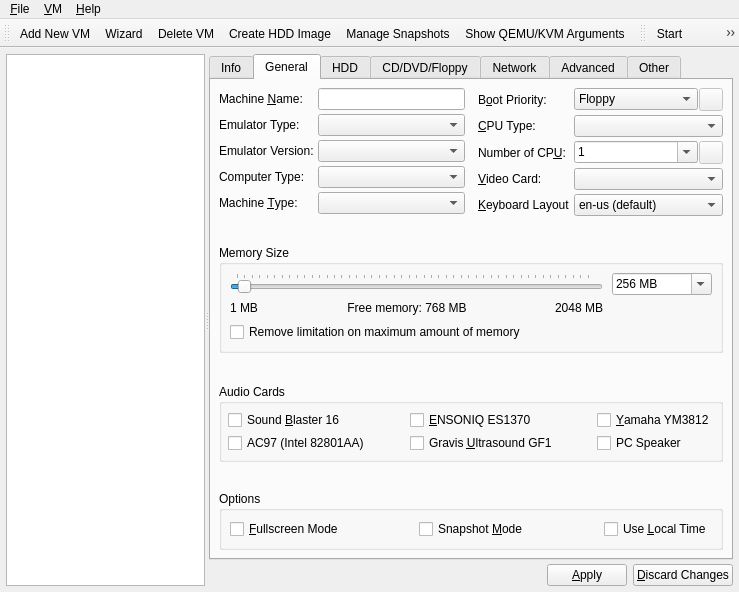
First picture: the form in Main_Window.ui, repository tobimensch/aqemu, before the edit.
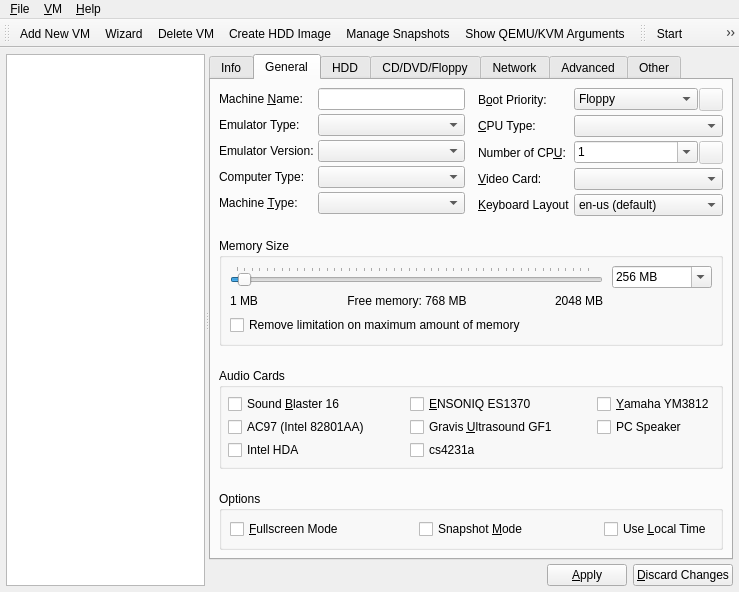
Second picture: the form after the edit. The open tabs and pages were chosen to show the change. Icons and pictures are not drawn.

Commit message: Applied patches found at https://retracile.net/blog/2014/12/29/19.00 for Intel HD Audio sound card support and CS4231A soiund card support. Thanks to all who've been involved in making those patches. Thanks Eli Carter!

```diff
--- a/Main_Window.ui
+++ b/Main_Window.ui
@@ -1170,6 +1170,36 @@
                  </property>
                 </widget>
                </item>
+               <item row="2" column="0">
+                <widget class="QCheckBox" name="CH_HDA">
+                 <property name="text">
+                  <string>Intel HDA</string>
+                 </property>
+                 <property name="checked">
+                  <bool>false</bool>
+                 </property>
+                </widget>
+               </item>
+               <item row="2" column="1">
+                <spacer>
+                 <property name="orientation">
+                  <enum>Qt::Horizontal</enum>
+                 </property>
+                 <property name="sizeHint" stdset="0">
+                  <size>
+                   <width>21</width>
+                   <height>20</height>
+                  </size>
+                 </property>
+                </spacer>
+               </item>
+               <item row="2" column="2">
+                <widget class="QCheckBox" name="CH_cs4231a">
+                 <property name="text">
+                  <string>cs4231a</string>
+                 </property>
+                </widget>
+               </item>
               </layout>
              </widget>
             </item>
```
Left out of the diff: 2 changed lines with no effect on the pictures. The commit also changes 21 other files.
